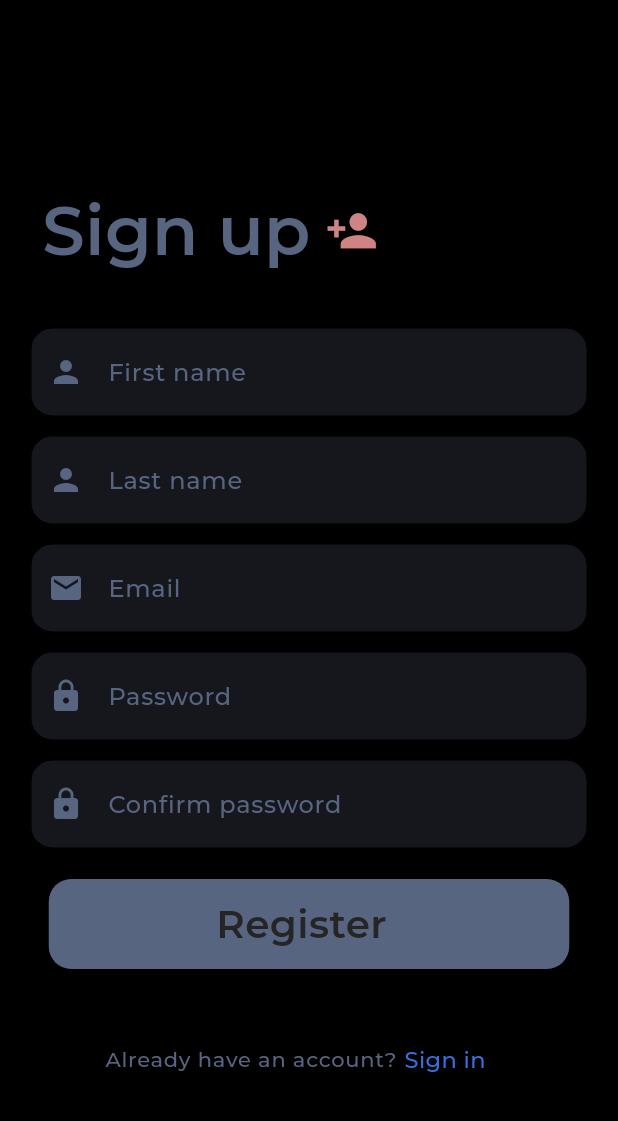
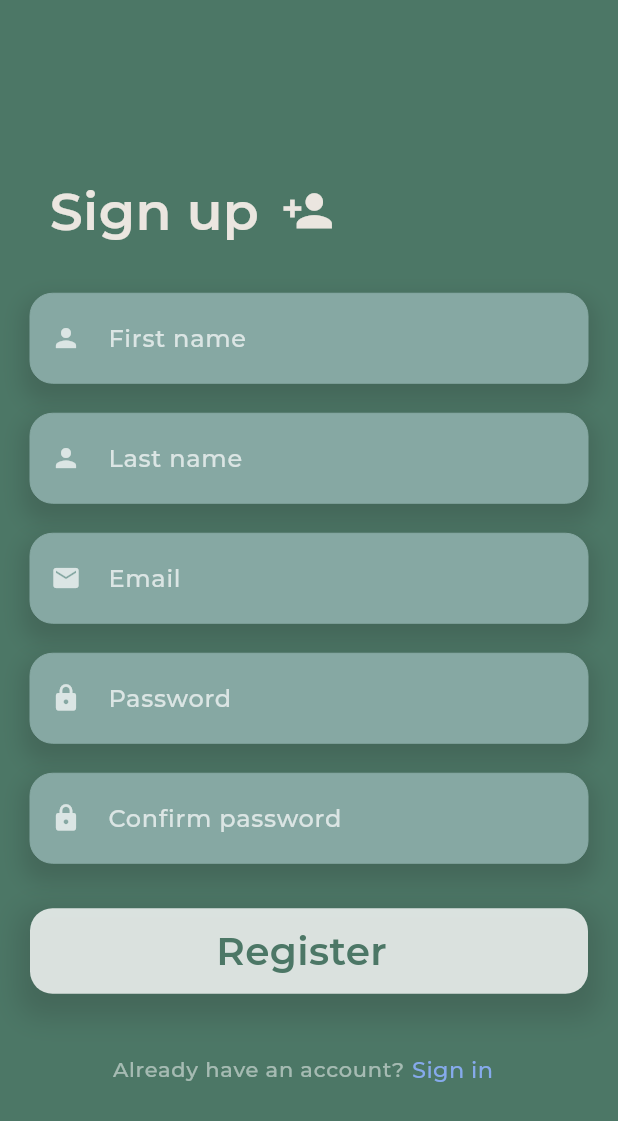
Before and after one commit to laiz-in/finmate, a Flutter app: the screen it shows after launch, after a tap on "Sign up", on a phone screen of 412 x 824 dp. Shown: the top 1121 px of the screen. Run offline on Flutter 3.47's test engine with Material 3 defaults, Android fonts, the phone set to English and light mode, and no system bars; our stand-ins replace awesome_snackbar_content, bloc, cloud_firestore, connectivity_plus, equatable, firebase_auth and 6 more; accounts and stored records are empty; generated files the repository leaves out were written again; network calls fail.

Commit message:
updated the UI of login and register screens

```diff
--- /dev/null
+++ b/devtools_options.yaml
@@ -0,0 +1,3 @@
+description: This file stores settings for Dart & Flutter DevTools.
+documentation: https://docs.flutter.dev/tools/devtools/extensions#configure-extension-enablement-states
+extensions:
--- a/lib/Widgets/profile/profile_screen.dart
+++ b/lib/Widgets/profile/profile_screen.dart
@@ -277,7 +277,7 @@ class _ProfileSettingsState extends State<ProfileSettings> {
                   color: const Color.fromARGB(255, 32, 32, 32).withOpacity(0.18),
                   spreadRadius: 5,
                   blurRadius: 15,
-                  offset: Offset(0, 3), // changes position of shadow
+                  offset: Offset(0, 3),
                 ),
                 ],
                   color:Theme.of(context).primaryColorDark,
--- a/lib/Widgets/user_auth/login_screen.dart
+++ b/lib/Widgets/user_auth/login_screen.dart
@@ -57,7 +57,7 @@ class _LoginScreenState extends State<LoginScreen> {
     return GestureDetector(
       onTap: () => FocusScope.of(context).unfocus(),
       child: Scaffold(
-        backgroundColor: Theme.of(context).cardColor,
+        backgroundColor: Color(0xFF4C7766),
         resizeToAvoidBottomInset: true, // Allow the layout to resize when the keyboard appears
         body: SafeArea(
           child: SingleChildScrollView(
@@ -95,23 +95,34 @@ class _LoginScreenState extends State<LoginScreen> {
                 // Email field
                 Padding(
                   padding: EdgeInsets.fromLTRB(10.0, 20, 10.0, 20.0),
+                  child: Container(
+                    decoration: BoxDecoration(
+                      boxShadow: [
+                BoxShadow(
+                  color: const Color.fromARGB(255, 32, 32, 32).withOpacity(0.2),
+                  spreadRadius: 8,
+                  blurRadius: 12,
+                  offset: Offset(0, 8), // changes position of shadow
+                ),
+              ],
+                    ),
                     child: TextField(
                       controller: _emailController,
-                    cursorColor: Theme.of(context).cardColor,
+                      cursorColor: Colors.white.withOpacity(0.7),
                       style: GoogleFonts.montserrat(
-                      color: Theme.of(context).cardColor,
+                        color:  Colors.white.withOpacity(0.7),
                         fontWeight: FontWeight.w500,
                         decoration: TextDecoration.none,
                         fontSize: 20,
                       ),
                       decoration: InputDecoration(
                         filled: true,
-                      fillColor: Theme.of(context).primaryColorDark   ,
-                      contentPadding: EdgeInsets.all(20),
-                      prefixIcon: Icon(Icons.email, color: AppColors.myFadeblue),
+                        fillColor: Color.fromARGB(255, 134, 168, 163),
+                        contentPadding: EdgeInsets.all(18),
+                        prefixIcon: Icon(Icons.email,size: 22, color: Colors.white.withOpacity(0.7)),
                         label: Text(
                           'Email',
-                        style: TextStyle(fontSize: 18),
+                          style: GoogleFonts.montserrat(color: Colors.white.withOpacity(0.7), fontSize: 16,fontWeight:FontWeight.w500 ),
                         ),
                         floatingLabelBehavior: FloatingLabelBehavior.never,
                         labelStyle: GoogleFonts.montserrat(
@@ -119,18 +130,19 @@ class _LoginScreenState extends State<LoginScreen> {
                           fontWeight: FontWeight.w500,
                         ),
                         border: OutlineInputBorder(
-                        borderSide: BorderSide(color: Colors.green),
+                          borderSide: BorderSide(color: Color.fromARGB(255, 134, 168, 163),width: 0),
                           borderRadius: BorderRadius.circular(15.0),
                         ),
                         enabledBorder: OutlineInputBorder(
-                        borderSide: BorderSide(color:Theme.of(context).primaryColorDark, width: 1),
+                          borderSide: BorderSide(color:Color.fromARGB(255, 134, 168, 163), width: 0),
 
                           borderRadius: BorderRadius.circular(15.0),
                         ),
                         focusedBorder: OutlineInputBorder(
-                        borderSide: BorderSide(color:Theme.of(context).primaryColorDark, width: 1),
+                          borderSide: BorderSide(color:Colors.white.withOpacity(0.5), width: 1),
 
                           borderRadius: BorderRadius.circular(15.0),
+                        ),
                       ),
                     ),
                   ),
@@ -138,38 +150,50 @@ class _LoginScreenState extends State<LoginScreen> {
 
                 // Password field
                 Padding(
-                  padding: EdgeInsets.fromLTRB(10.0, 1, 10.0, 20.0),
+                  padding: EdgeInsets.fromLTRB(10.0, 1, 10.0, 10.0),
+                  child: Container(
+                      decoration: BoxDecoration(
+                      boxShadow: [
+                BoxShadow(
+                  color: const Color.fromARGB(255, 32, 32, 32).withOpacity(0.2),
+                  spreadRadius: 8,
+                  blurRadius: 15,
+                  offset: Offset(0, 8), // changes position of shadow
+                ),
+              ],
+                    ),
                     child: TextField(
-                    cursorColor:Theme.of(context).cardColor,
+                      cursorColor:Colors.white.withOpacity(0.7),
                       controller: _passwordController,
                       obscureText: true,
                       style: GoogleFonts.montserrat(
-                      color: Theme.of(context).cardColor,
+                        color: Colors.white.withOpacity(0.7),
                         fontWeight: FontWeight.w500,
                         decoration: TextDecoration.none,
                         fontSize: 20,
                       ),
                       decoration: InputDecoration(
                         filled: true,
-                      fillColor: Theme.of(context).primaryColorDark,
-                      prefixIcon: Icon(Icons.lock, color:AppColors.myFadeblue),
-                      contentPadding: EdgeInsets.all(20),
-                      label: Text('Password', style: GoogleFonts.montserrat(fontSize: 18,
-                      color: AppColors.myFadeblue, fontWeight: FontWeight.w500)),
+                        fillColor: Color.fromARGB(255, 134, 168, 163),
+                        prefixIcon: Icon(Icons.lock,size: 22, color:Colors.white.withOpacity(0.7)),
+                        contentPadding: EdgeInsets.all(18),
+                        label: Text('Password', style: GoogleFonts.montserrat(fontSize: 16,
+                        color: Colors.white.withOpacity(0.7), fontWeight: FontWeight.w500)),
                         floatingLabelBehavior: FloatingLabelBehavior.never,
-                      labelStyle: GoogleFonts.montserrat(color: AppColors.myGrey, fontWeight: FontWeight.w500),
+                        labelStyle: GoogleFonts.montserrat(color: Colors.yellow, fontWeight: FontWeight.w500),
                         border: OutlineInputBorder(
-                        borderSide: BorderSide(color:Theme.of(context).primaryColorDark, width: 1),
+                          borderSide: BorderSide(color:Theme.of(context).cardColor, width: 1),
                           borderRadius: BorderRadius.circular(15.0),
                         ),
                         enabledBorder: OutlineInputBorder(
                           borderRadius: BorderRadius.circular(15.0),
-                        borderSide: BorderSide(color:Theme.of(context).primaryColorDark, width: 1),
+                          borderSide: BorderSide(color:Theme.of(context).cardColor, width: 0),
 
                         ),
                         focusedBorder: OutlineInputBorder(
                           borderRadius: BorderRadius.circular(15.0),
-                        borderSide: BorderSide(color:Theme.of(context).primaryColorDark, width: 1),
+                          borderSide: BorderSide(color: Colors.white.withOpacity(0.5), width: 1),
+                        ),
                       ),
                     ),
                   ),
@@ -177,38 +201,48 @@ class _LoginScreenState extends State<LoginScreen> {
 
                 // forgot password link
                 Padding(
-                  padding: EdgeInsets.only(left: 8, top: 5, right: 25),
+                  padding: EdgeInsets.all(15),
                   child: InkWell(
                     onTap: () {
                       Navigator.pushNamed(context, '/ResetPasswordScreen');
                     },
-                    child: Row(
+                    child:
+                        Row(
+                          mainAxisAlignment: MainAxisAlignment.end,
                           children: [
-                        Spacer(),
                             Text(
                               "Forgot Password?",
                               style: GoogleFonts.montserrat(
-                            color: Theme.of(context).primaryColor.withOpacity(0.7),
+                                color: Colors.white.withOpacity(0.4),
                                 letterSpacing: 0.5,
                                 fontWeight: FontWeight.w500,
                               ),
                             ),
                           ],
                         ),
+
+
                   ),
                 ),
-                SizedBox(height: 20),
 
                 // Login button
-                InkWell(
+                Padding(
+                  padding: const EdgeInsets.all(10.0),
+                  child: InkWell(
                     onTap: () => _loginWithEmailAndPassword(context),
-                  child: Padding(
-                    padding: const EdgeInsets.all(10.0),
                     child: Container(
                       height: 65,
                       width: double.infinity,
                       decoration: BoxDecoration(
-                        color:Theme.of(context).primaryColorLight,
+                        boxShadow: [
+                          BoxShadow(
+                            color: const Color.fromARGB(255, 32, 32, 32).withOpacity(0.2),
+                            spreadRadius: 8,
+                            blurRadius: 18,
+                            offset: Offset(0, 8), // changes position of shadow
+                          ),
+                        ],
+                        color:Colors.white.withOpacity(0.8),
                         borderRadius: BorderRadius.circular(15.0),
                       ),
                       child: Center(
@@ -218,7 +252,7 @@ class _LoginScreenState extends State<LoginScreen> {
                             Text(
                               'Login',
                               style: GoogleFonts.montserrat(
-                                color:Theme.of(context).cardColor,
+                                color:Color(0xFF4C7766),
                                 fontSize: 28,
                                 fontWeight: FontWeight.w600,
                               ),
@@ -232,8 +266,9 @@ class _LoginScreenState extends State<LoginScreen> {
 
                 // dont have an account section
                 Padding(
-                  padding: const EdgeInsets.only(left: 90.0, top: 30),
+                  padding: const EdgeInsets.all(15),
                   child: Row(
+                    mainAxisAlignment: MainAxisAlignment.end,
                     children: [
                       Text(
                         "Don't have an account?",
--- a/lib/Widgets/user_auth/sign_up_screen.dart
+++ b/lib/Widgets/user_auth/sign_up_screen.dart
@@ -4,8 +4,8 @@ import 'package:firebase_auth/firebase_auth.dart';
 import 'package:flutter/material.dart';
 import 'package:google_fonts/google_fonts.dart';
 
-import '../../styles/themes.dart';
-import '../../ui/dialogue_box.dart';
+import '../../ui/error_snackbar.dart';
+import '../../ui/info_snackbar.dart';
 
 
 class SignUpScreen extends StatefulWidget {
@@ -63,18 +63,10 @@ Future<void> _register() async {
       });
 
 
-      // 2. Create subcollections for financial data (store references, not actual data)
-      await FirebaseFirestore.instance.collection('spendings').doc().set({});
-      await FirebaseFirestore.instance.collection('lent_money').doc().set({});
-      await FirebaseFirestore.instance.collection('reminders').doc().set({});
-      await FirebaseFirestore.instance.collection('money_owes').doc().set({});
-      await FirebaseFirestore.instance.collection('upcoming_bills').doc().set({});
-
-
       setState(() {
         _isLoading = false;
       });
-      showCustomSnackBarInfo(context, "Verify your email to complete");
+      infoSnackbar(context, "Verify your email to complete");
 
 
 
@@ -82,7 +74,7 @@ Future<void> _register() async {
         setState(() {_isLoading = false;});
 
         // dialogue box to show sign up error
-        showCustomSnackBarError(context, "Email is already used !");
+        errorSnackbar(context, "Email is already used !");
 
     }
   }
@@ -96,27 +88,31 @@ Future<void> _register() async {
       child: Scaffold(
         resizeToAvoidBottomInset: true,
 
-
+        backgroundColor: Color(0xFF4C7766),
         body: Stack(
           children: [
 
             Container(
               decoration: BoxDecoration(
-                color:Colors.black,
+                color: Theme.of(context).cardColor,
               ),
             ),
 
             Align(
               alignment: Alignment.center,
               child: SingleChildScrollView(
-                padding: EdgeInsets.only(bottom: MediaQuery.of(context).viewInsets.bottom),
+                padding: EdgeInsets.all(5),
                 child: Form(
                   key: _formKey,
                   child: Column(
                     mainAxisAlignment: MainAxisAlignment.center,
                     crossAxisAlignment: CrossAxisAlignment.center,
                     children: [
+
+                      // Sign up header
                       _buildSignUpHeader(),
+
+                      // first name field
                       _buildTextField(
                         controller: _firstNameController,
                         label: 'First name',
@@ -128,6 +124,8 @@ Future<void> _register() async {
                           return null;
                         },
                       ),
+
+                      // last name field
                       _buildTextField(
                         controller: _lastNameController,
                         label: 'Last name',
@@ -139,6 +137,8 @@ Future<void> _register() async {
                           return null;
                         },
                       ),
+
+                      // Email field
                       _buildTextField(
                         controller: _emailController,
                         label: 'Email',
@@ -153,6 +153,8 @@ Future<void> _register() async {
                           return null;
                         },
                       ),
+
+                      // password field
                       _buildTextField(
                         controller: _passwordController,
                         label: 'Password',
@@ -168,6 +170,8 @@ Future<void> _register() async {
                           return null;
                         },
                       ),
+
+                      // confirm password field
                       _buildTextField(
                         controller: _confirmPasswordController,
                         label: 'Confirm password',
@@ -180,7 +184,11 @@ Future<void> _register() async {
                           return null;
                         },
                       ),
+
+                      // register button
                       _buildRegisterButton(),
+
+                      // already signed in prompt
                       _buildSignInPrompt(context),
                     ],
                   ),
@@ -207,15 +215,15 @@ Future<void> _register() async {
           Text(
             'Sign up',
             style: GoogleFonts.montserrat(
-              color:AppColors.myFadeblue,
-              fontSize: 45,
+              color:Theme.of(context).primaryColor,
+              fontSize: 35,
               fontWeight: FontWeight.w600,
             ),
           ),
-          const SizedBox(width: 10),
-          const Icon(
+          const SizedBox(width: 15),
+          Icon(
             Icons.person_add,
-            color: AppColors.myOrange,
+            color: Theme.of(context).primaryColor,
             size: 35,
           ),
         ],
@@ -227,16 +235,17 @@ Future<void> _register() async {
   InputDecoration _inputDecoration(String label, IconData icon) {
     return InputDecoration(
       filled: true,
-      fillColor: AppColors.myfaded,
+      fillColor: Color.fromARGB(255, 134, 168, 163),
       contentPadding: const EdgeInsets.all(15),
       prefixIcon: Icon(
         icon,
-        color:AppColors.myFadeblue,
+        size: 20,
+        color:Colors.white.withOpacity(0.7),
       ),
       labelText: label,
       floatingLabelBehavior: FloatingLabelBehavior.never,
       labelStyle: GoogleFonts.montserrat(
-        color:AppColors.myFadeblue,
+        color:Colors.white.withOpacity(0.7),
         fontWeight: FontWeight.w500,
       ),
       border: OutlineInputBorder(
@@ -245,12 +254,13 @@ Future<void> _register() async {
       ),
       enabledBorder: OutlineInputBorder(
         borderRadius: BorderRadius.circular(15.0),
+        borderSide: BorderSide(color:Color.fromARGB(255, 134, 168, 163) , width: 0),
       ),
       focusedBorder: OutlineInputBorder(
         borderRadius: BorderRadius.circular(15.0),
         borderSide: const BorderSide(
-          color: AppColors.myFadeblue,
-          width: 2,
+          color: Color.fromARGB(255, 209, 211, 216),
+          width: 1,
         ),
       ),
     );
@@ -265,15 +275,27 @@ Future<void> _register() async {
     required String? Function(String?) validator,
   }) {
     return Padding(
-      padding: const EdgeInsets.fromLTRB(20.0, 12, 20, 0),
+      padding: const EdgeInsets.fromLTRB(15,10,15,10),
 
+      child: Container(
+        decoration: BoxDecoration(
+          borderRadius: BorderRadius.all(Radius.circular(15)),
+          boxShadow: [
+                BoxShadow(
+                  color: const Color.fromARGB(255, 32, 32, 32).withOpacity(0.18),
+                  spreadRadius: 5,
+                  blurRadius: 12,
+                  offset: Offset(0, 8), // changes position of shadow
+                ),
+              ],
+        ),
         child: TextFormField(
           controller: controller,
-        cursorColor: AppColors.myFadeblue,
+          cursorColor: Colors.white.withOpacity(0.7),
 
           obscureText: obscureText,
           style: GoogleFonts.montserrat(
-          color:AppColors.myFadeblue,
+            color:Colors.white.withOpacity(0.7),
             fontWeight: FontWeight.w500,
             decoration: TextDecoration.none,
             fontSize: 20,
@@ -281,21 +303,28 @@ Future<void> _register() async {
           decoration: _inputDecoration(label, icon),
           validator: validator,
         ),
+      ),
     );
   }
 
   // Register button
   Widget _buildRegisterButton() {
     return Padding(
-      padding: const EdgeInsets.symmetric(vertical: 20),
+      padding: const EdgeInsets.fromLTRB(15,20,15,10),
       child: InkWell(
         onTap: _register,
         child: Container(
-          height: 60,
-          width: 347,
+          padding: EdgeInsets.fromLTRB(15, 10, 15, 10),
           decoration: BoxDecoration(
-
-            color:AppColors.myFadeblue,
+            boxShadow: [
+                BoxShadow(
+                  color: const Color.fromARGB(255, 32, 32, 32).withOpacity(0.18),
+                  spreadRadius: 8,
+                  blurRadius: 15,
+                  offset: Offset(0, 8), // changes position of shadow
+                ),
+              ],
+            color:Colors.white.withOpacity(0.8),
             borderRadius: BorderRadius.circular(15.0),
           ),
           child: Center(
@@ -305,7 +334,7 @@ Future<void> _register() async {
                 Text(
                   'Register',
                   style: GoogleFonts.montserrat(
-                    color:AppColors.myDark,
+                    color:Color(0xFF4C7766),
                     fontSize: 26,
                     fontWeight: FontWeight.w600,
                   ),
@@ -327,7 +356,7 @@ Future<void> _register() async {
           Text(
             "Already have an account?",
             style: GoogleFonts.montserrat(
-              color:AppColors.myFadeblue,
+              color:Colors.white.withOpacity(0.5),
               letterSpacing: 0.5,
               fontWeight: FontWeight.w500,
             ),
@@ -340,7 +369,7 @@ Future<void> _register() async {
             child: Text(
               "Sign in",
               style: GoogleFonts.montserrat(
-                color: Color.fromARGB(255, 55, 113, 223),
+                color: Color.fromARGB(255, 134, 170, 236),
                 fontWeight: FontWeight.w500,
                 fontSize: 15,
               ),
--- a/lib/styles/themes.dart
+++ b/lib/styles/themes.dart
@@ -34,7 +34,10 @@ primaryColor: Color(0xFFEBE6E0),
 
 
 final ThemeData darkTheme = ThemeData(
-  primaryColor: Colors.black,
+    cardColor:Color.fromARGB(255, 149, 202, 181),
+  primaryColorDark: Color.fromARGB(255, 245, 241, 227),
+
+  primaryColor: const Color.fromARGB(255, 34, 34, 34),
   scaffoldBackgroundColor: Colors.black,
   textTheme: TextTheme(
     bodyLarge: TextStyle(color: AppColors.myWhite),
--- a/lib/ui/error_snackbar.dart
+++ b/lib/ui/error_snackbar.dart
@@ -25,7 +25,7 @@ class ModernSnackBarContent extends StatelessWidget {
       padding: const EdgeInsets.symmetric(horizontal: 16, vertical: 15),
       decoration: BoxDecoration(
         color: Colors.red.shade200,
-        borderRadius: BorderRadius.circular(30),
+        borderRadius: BorderRadius.circular(20),
         boxShadow: [
           BoxShadow(
             color: Colors.black.withOpacity(0.2),
@@ -38,8 +38,8 @@ class ModernSnackBarContent extends StatelessWidget {
         children: [
           Lottie.asset(
           'assets/animations/error.json', // Path to your Lottie file
-          width: 40,
-          height: 40,
+          width: 35,
+          height: 35,
           fit: BoxFit.fill,
         ),
           const SizedBox(width: 16),
--- a/pubspec.yaml
+++ b/pubspec.yaml
@@ -51,6 +51,7 @@ dependencies:
   lottie: ^1.1.0
   connectivity_plus: ^5.0.0
   fl_chart: ^0.68.0
+  device_info_plus: ^10.1.0
 
 
 
```
Also changed, not shown: lib/Widgets/bills/all_bills_screen.dart (+2 -24 lines), lib/Widgets/bills/bill_card.dart (+49 -33 lines), lib/Widgets/home_screen.dart (+6 -5 lines), lib/Widgets/user_auth/password_reset_screen.dart (+41 -19 lines), lib/ui/dialogue_box.dart (+36 -49 lines), pubspec.lock, 1 other file. Lines whose indentation alone changed are shown as unchanged.
